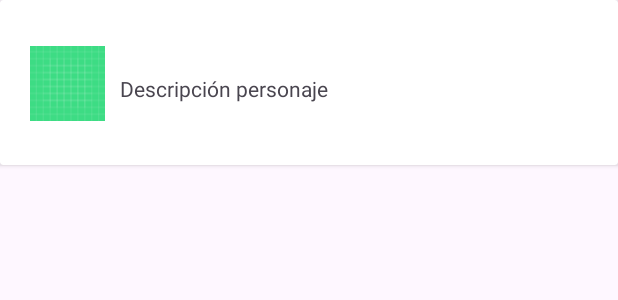
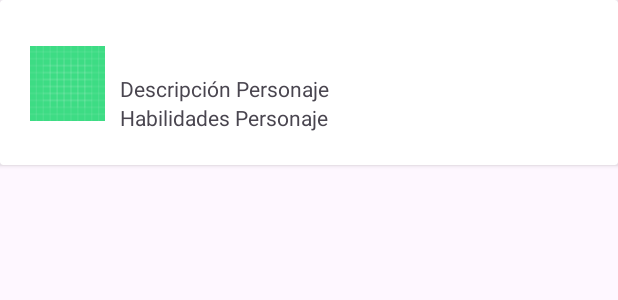
Before and after one commit to innovaliaweb/PMDM_tarea02mjtr, an Android app: the layout personaje_cardview.xml on its own in the app's theme, with its tools: preview values and no code run, on a phone screen of 412 x 824 dp. Shown: the top 300 px of the screen. Run offline under Robolectric (Android 15) with nearby library versions, the phone set to English and light mode, and no system bars.

Commit message:
Commit codigo con toolbar

```diff
--- a/app/src/main/java/dam/pmdm/tarea2mjtr/SplashActivity.java
+++ b/app/src/main/java/dam/pmdm/tarea2mjtr/SplashActivity.java
@@ -20,15 +20,20 @@ public class SplashActivity extends AppCompatActivity {
 
             setContentView(R.layout.splash);
 
-            new Handler(Looper.getMainLooper()).postDelayed(new Runnable() {
-                @Override
-                public void run() {
-                    // Inicia la actividad principal
-                    Intent intent = new Intent(SplashActivity.this, MainActivity.class);
-                    startActivity(intent);
-                    finish(); // Cierra la actividad del Splash Screen
-                }
-            }, SPLASH_DELAY); // Retraso de 3 segundos
+//            new Handler(Looper.getMainLooper()).postDelayed(new Runnable() {
+//                @Override
+//                public void run() {
+//                    // Inicia la actividad principal
+//                    Intent intent = new Intent(SplashActivity.this, MainActivity.class);
+//                    startActivity(intent);
+//                    finish(); // Cierra la actividad del Splash Screen
+//                }
+//            }, SPLASH_DELAY); // Retraso de 3 segundos
+            new Handler(Looper.getMainLooper()).postDelayed(() -> {
+                Intent intent = new Intent(SplashActivity.this, MainActivity.class);
+                startActivity(intent);
+                finish();
+            }, SPLASH_DELAY); // 3 segundos
         }else{
             //Si la version es 31 o superior se maneja automaticamente
             Intent intent = new Intent(SplashActivity.this, MainActivity.class);
--- a/app/src/main/res/layout/personaje_cardview.xml
+++ b/app/src/main/res/layout/personaje_cardview.xml
@@ -2,7 +2,7 @@
     xmlns:android="http://schemas.android.com/apk/res/android">
     <data>
         <variable
-            name="game"
+            name="personaje"
             type="dam.pmdm.tarea2mjtr.PersonajeData" />
     </data>
 
@@ -40,12 +40,13 @@
                     android:id="@+id/descripcion"
                     android:layout_width="wrap_content"
                     android:layout_height="wrap_content"
-                    android:text="Descripción personaje" />
+                    android:text="@string/descripcionPersonaje" />
 
                 <TextView
                     android:id="@+id/habilidades"
                     android:layout_width="wrap_content"
                     android:layout_height="wrap_content"
+                    android:text="@string/habilidadesPersonaje"
                     />
 
             </LinearLayout>
--- a/app/src/main/res/layout/personaje_detail_fragment.xml
+++ b/app/src/main/res/layout/personaje_detail_fragment.xml
@@ -17,7 +17,7 @@
         android:id="@+id/nombre"
         android:layout_width="wrap_content"
         android:layout_height="wrap_content"
-        android:text="Nombre Personaje"
+        android:text="@string/personajeNombre"
         android:textSize="30sp"
         android:textStyle="bold"
         android:layout_marginTop="8dp" />
@@ -27,7 +27,7 @@
         android:id="@+id/habilidades"
         android:layout_width="wrap_content"
         android:layout_height="wrap_content"
-        android:text="Habilidades"
+        android:text="@string/habilidadesLabel"
         android:textSize="20sp"
         android:layout_marginTop="4dp" />
 
@@ -35,7 +35,7 @@
         android:id="@+id/descripcion"
         android:layout_width="wrap_content"
         android:layout_height="wrap_content"
-        android:text="Descripción personaje"
+        android:text="@string/descripcionLabel"
         android:textSize="20sp"
         android:layout_marginTop="4dp"
         android:layout_margin="30dp"/>
--- a/app/src/main/res/layout/personaje_list_fragment.xml
+++ b/app/src/main/res/layout/personaje_list_fragment.xml
@@ -1,7 +1,6 @@
 
 <layout xmlns:android="http://schemas.android.com/apk/res/android">
 <androidx.coordinatorlayout.widget.CoordinatorLayout
-
     android:id="@+id/personaje_lista_fragment"
     android:layout_width="match_parent"
     android:layout_height="match_parent">
@@ -11,6 +10,8 @@
         android:id="@+id/personajes_recyclerview"
         android:layout_width="match_parent"
         android:layout_height="match_parent"
+        android:layout_marginTop="0dp"
+        android:clipToPadding="false"
         android:paddingTop="?attr/actionBarSize"/>
 
 </androidx.coordinatorlayout.widget.CoordinatorLayout>
--- a/app/src/main/res/navigation/nav_graph.xml
+++ b/app/src/main/res/navigation/nav_graph.xml
@@ -1,7 +1,7 @@
 <?xml version="1.0" encoding="utf-8"?>
 <navigation xmlns:android="http://schemas.android.com/apk/res/android"
     xmlns:app="http://schemas.android.com/apk/res-auto"
-    android:id="@+id/nav_host_fragment"
+    android:id="@+id/nav_graph"
     app:startDestination="@id/personajeListaFragment">
     <fragment
         android:id="@+id/personajeListaFragment"
--- a/app/src/main/res/values/strings.xml
+++ b/app/src/main/res/values/strings.xml
@@ -2,4 +2,12 @@
     <string name="app_name">Tarea02pmdm</string>
     <string name="lista_de_personajes">Lista de personajes</string>
     <string name="personaje_detail_title">Detalles Personaje</string>
+    <string name="personajeNombre">Nombre Personaje</string>
+    <string name="habilidadesLabel">Habilidades</string>
+    <string name="descripcionLabel">Descripción</string>
+    <string name="descripcionPersonaje">Descripción Personaje</string>
+    <string name="habilidadesPersonaje">Habilidades Personaje</string>
+    <string name="labelAceptar">Aceptar</string>
+    <string name="acerca_de">Acerca de...</string>
+    <string name="textoAcercaDe">Aplicación desarrollada por Manuel Jesús Torralbo Rodríguez. Versión 1.0.</string>
 </resources>
--- a/app/src/main/res/values/themes.xml
+++ b/app/src/main/res/values/themes.xml
@@ -1,7 +1,5 @@
 <resources xmlns:tools="http://schemas.android.com/tools">
-    <style name="AppTheme" parent="Theme.AppCompat.Light.NoActionBar">
 
-    </style>
     <!-- Base application theme. -->
     <style name="Base.Theme.Tarea02pmdm" parent="Theme.Material3.DayNight.NoActionBar">
         <!-- Customize your light theme here. -->
@@ -13,9 +11,28 @@
         <item name="android:windowSplashScreenBackground">@color/backgroundColor</item>
         <item name="android:windowSplashScreenIconBackgroundColor">@color/backgroundColor</item>
         <item name="android:windowSplashScreenAnimatedIcon">@drawable/logoapp</item>
-        <item name="android:windowSplashScreenAnimationDuration">2000</item>
+        <item name="android:windowSplashScreenAnimationDuration">3000</item>
 
     </style>
+    <style name="AppTheme" parent="Theme.Material3.Light.NoActionBar">
+        <item name="colorPrimary">@color/colorPrimary</item>
+        <item name="colorPrimaryDark">@color/colorPrimaryDark</item>
+        <item name="colorAccent">@color/colorAccent</item>
+
+
+        <item name="android:windowSplashScreenBackground">@color/backgroundColor</item>
+        <item name="android:windowSplashScreenIconBackgroundColor">@color/backgroundColor</item>
+        <item name="android:windowSplashScreenAnimatedIcon">@drawable/logoapp</item>
+        <item name="android:windowSplashScreenAnimationDuration">3000</item>
+    </style>
+<!--    <style name="ToolbarWithMargin" parent="Widget.AppCompat.Toolbar">-->
+<!--        <item name="android:layout_marginTop">?attr/actionBarSize</item>-->
+<!--    </style>-->
+<!--    <style name="SplashTheme" parent="Theme.AppCompat.Light.NoActionBar">-->
+<!--        <item name="android:windowBackground">@color/backgroundColor</item>-->
+<!--        <item name="android:windowBackground">@drawable/logoapp</item>-->
+<!--    </style>-->
+
 
 
 
```
Also changed, not shown: app/src/main/AndroidManifest.xml (+4 -3 lines), app/src/main/java/dam/pmdm/tarea2mjtr/MainActivity.java (+30 -1 lines), app/src/main/res/layout/activity_main.xml (+7 -3 lines), app/src/main/res/layout/splash.xml (+11 -3 lines), app/src/main/res/menu/menu_main.xml (added, +7 -0 lines).
